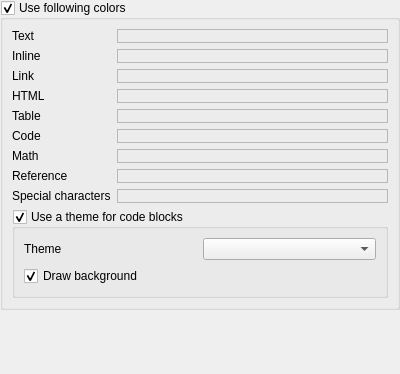
This is src/editor/colors.ui in igormironchik/markdown-tools as Qt 5 draws it before an edit. The edited form follows.
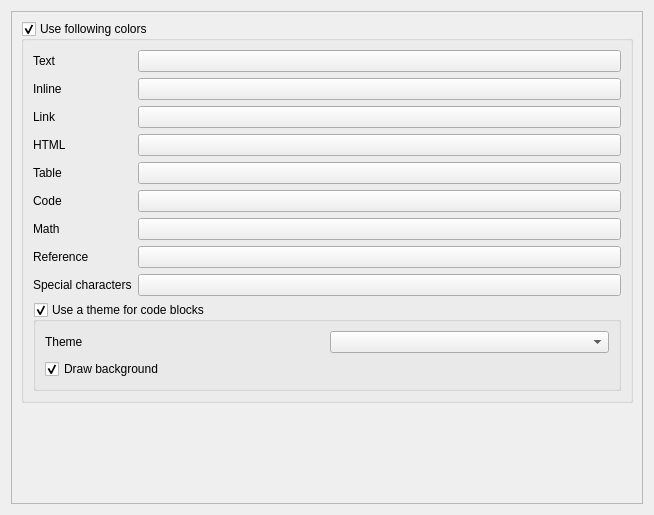
This is the edited form. Custom widgets are drawn as their Qt base class.

The edit to the form file:
```diff
--- a/src/editor/colors.ui
+++ b/src/editor/colors.ui
@@ -6,28 +6,46 @@
    <rect>
     <x>0</x>
     <y>0</y>
-    <width>400</width>
-    <height>374</height>
+    <width>654</width>
+    <height>515</height>
    </rect>
   </property>
   <property name="windowTitle">
    <string>Form</string>
   </property>
+  <layout class="QVBoxLayout" name="verticalLayout_4">
+   <item>
+    <widget class="QScrollArea" name="m_scrollArea">
+     <property name="widgetResizable">
+      <bool>true</bool>
+     </property>
+     <property name="alignment">
+      <set>Qt::AlignLeading|Qt::AlignLeft|Qt::AlignTop</set>
+     </property>
+     <widget class="QWidget" name="m_scrollAreaWidgetContents">
+      <property name="geometry">
+       <rect>
+        <x>0</x>
+        <y>0</y>
+        <width>634</width>
+        <height>412</height>
+       </rect>
+      </property>
+      <property name="sizePolicy">
+       <sizepolicy hsizetype="Expanding" vsizetype="Fixed">
+        <horstretch>0</horstretch>
+        <verstretch>0</verstretch>
+       </sizepolicy>
+      </property>
   <layout class="QVBoxLayout" name="verticalLayout_3">
-   <property name="leftMargin">
-    <number>0</number>
-   </property>
-   <property name="topMargin">
-    <number>0</number>
-   </property>
-   <property name="rightMargin">
-    <number>0</number>
-   </property>
-   <property name="bottomMargin">
-    <number>0</number>
-   </property>
    <item>
     <widget class="QGroupBox" name="colors">
+         <property name="sizePolicy">
+          <sizepolicy hsizetype="Expanding" vsizetype="Fixed">
+           <horstretch>0</horstretch>
+           <verstretch>0</verstretch>
+          </sizepolicy>
+         </property>
      <property name="title">
       <string>Use following colors</string>
      </property>
@@ -51,19 +69,13 @@
          </widget>
         </item>
         <item row="0" column="1">
-         <widget class="MdShared::ColorWidget" name="textColor">
+             <widget class="KColorButton" name="textColor">
           <property name="sizePolicy">
            <sizepolicy hsizetype="Expanding" vsizetype="Preferred">
             <horstretch>0</horstretch>
             <verstretch>0</verstretch>
            </sizepolicy>
           </property>
-          <property name="frameShape">
-           <enum>QFrame::Shape::StyledPanel</enum>
-          </property>
-          <property name="frameShadow">
-           <enum>QFrame::Shadow::Raised</enum>
-          </property>
          </widget>
         </item>
         <item row="1" column="0">
@@ -80,19 +92,13 @@
          </widget>
         </item>
         <item row="1" column="1">
-         <widget class="MdShared::ColorWidget" name="inlineColor">
+             <widget class="KColorButton" name="inlineColor">
           <property name="sizePolicy">
            <sizepolicy hsizetype="Expanding" vsizetype="Preferred">
             <horstretch>0</horstretch>
             <verstretch>0</verstretch>
            </sizepolicy>
           </property>
-          <property name="frameShape">
-           <enum>QFrame::Shape::StyledPanel</enum>
-          </property>
-          <property name="frameShadow">
-           <enum>QFrame::Shadow::Raised</enum>
-          </property>
          </widget>
         </item>
         <item row="2" column="0">
@@ -109,19 +115,13 @@
          </widget>
         </item>
         <item row="2" column="1">
-         <widget class="MdShared::ColorWidget" name="linkColor">
+             <widget class="KColorButton" name="linkColor">
           <property name="sizePolicy">
            <sizepolicy hsizetype="Expanding" vsizetype="Preferred">
             <horstretch>0</horstretch>
             <verstretch>0</verstretch>
            </sizepolicy>
           </property>
-          <property name="frameShape">
-           <enum>QFrame::Shape::StyledPanel</enum>
-          </property>
-          <property name="frameShadow">
-           <enum>QFrame::Shadow::Raised</enum>
-          </property>
          </widget>
         </item>
         <item row="3" column="0">
@@ -132,14 +132,7 @@
          </widget>
         </item>
         <item row="3" column="1">
-         <widget class="MdShared::ColorWidget" name="htmlColor">
-          <property name="frameShape">
-           <enum>QFrame::Shape::StyledPanel</enum>
-          </property>
-          <property name="frameShadow">
-           <enum>QFrame::Shadow::Raised</enum>
-          </property>
-         </widget>
+             <widget class="KColorButton" name="htmlColor"/>
         </item>
         <item row="4" column="0">
          <widget class="QLabel" name="label_6">
@@ -149,14 +142,7 @@
          </widget>
         </item>
         <item row="4" column="1">
-         <widget class="MdShared::ColorWidget" name="tableColor">
-          <property name="frameShape">
-           <enum>QFrame::Shape::StyledPanel</enum>
-          </property>
-          <property name="frameShadow">
-           <enum>QFrame::Shadow::Raised</enum>
-          </property>
-         </widget>
+             <widget class="KColorButton" name="tableColor"/>
         </item>
         <item row="5" column="0">
          <widget class="QLabel" name="label_8">
@@ -166,14 +152,7 @@
          </widget>
         </item>
         <item row="5" column="1">
-         <widget class="MdShared::ColorWidget" name="codeColor">
-          <property name="frameShape">
-           <enum>QFrame::Shape::StyledPanel</enum>
-          </property>
-          <property name="frameShadow">
-           <enum>QFrame::Shadow::Raised</enum>
-          </property>
-         </widget>
+             <widget class="KColorButton" name="codeColor"/>
         </item>
         <item row="6" column="0">
          <widget class="QLabel" name="label_10">
@@ -183,14 +162,7 @@
          </widget>
         </item>
         <item row="6" column="1">
-         <widget class="MdShared::ColorWidget" name="mathColor">
-          <property name="frameShape">
-           <enum>QFrame::Shape::StyledPanel</enum>
-          </property>
-          <property name="frameShadow">
-           <enum>QFrame::Shadow::Raised</enum>
-          </property>
-         </widget>
+             <widget class="KColorButton" name="mathColor"/>
         </item>
         <item row="7" column="0">
          <widget class="QLabel" name="label_11">
@@ -200,14 +172,7 @@
          </widget>
         </item>
         <item row="7" column="1">
-         <widget class="MdShared::ColorWidget" name="referenceColor">
-          <property name="frameShape">
-           <enum>QFrame::Shape::StyledPanel</enum>
-          </property>
-          <property name="frameShadow">
-           <enum>QFrame::Shadow::Raised</enum>
-          </property>
-         </widget>
+             <widget class="KColorButton" name="referenceColor"/>
         </item>
         <item row="8" column="0">
          <widget class="QLabel" name="label_12">
@@ -217,14 +182,7 @@
          </widget>
         </item>
         <item row="8" column="1">
-         <widget class="MdShared::ColorWidget" name="specialColor">
-          <property name="frameShape">
-           <enum>QFrame::Shape::StyledPanel</enum>
-          </property>
-          <property name="frameShadow">
-           <enum>QFrame::Shadow::Raised</enum>
-          </property>
-         </widget>
+             <widget class="KColorButton" name="specialColor"/>
         </item>
        </layout>
       </item>
@@ -267,27 +225,17 @@
      </layout>
     </widget>
    </item>
-   <item>
-    <spacer name="verticalSpacer">
-     <property name="orientation">
-      <enum>Qt::Orientation::Vertical</enum>
-     </property>
-     <property name="sizeHint" stdset="0">
-      <size>
-       <width>20</width>
-       <height>25</height>
-      </size>
-     </property>
-    </spacer>
+      </layout>
+     </widget>
+    </widget>
    </item>
   </layout>
  </widget>
  <customwidgets>
   <customwidget>
-   <class>MdShared::ColorWidget</class>
-   <extends>QFrame</extends>
-   <header>color_widget.h</header>
-   <container>1</container>
+   <class>KColorButton</class>
+   <extends>QPushButton</extends>
+   <header>kcolorbutton.h</header>
   </customwidget>
  </customwidgets>
  <resources/>
```
Lines whose indentation alone changed are shown as unchanged.
